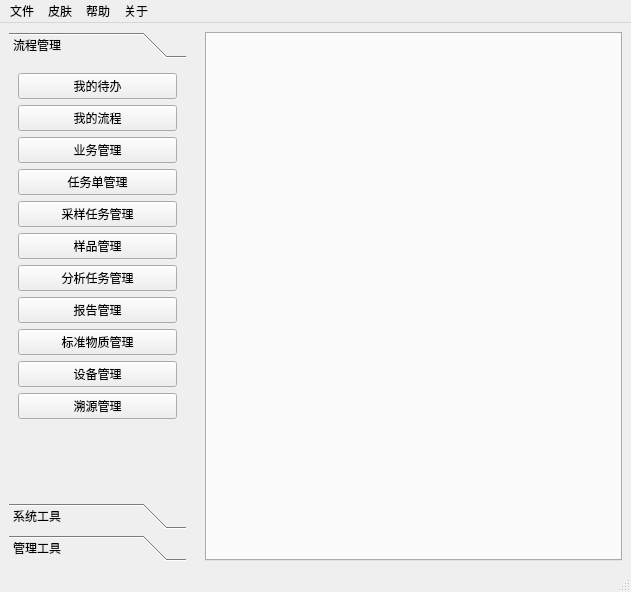
This is src/Client/mainwindow.ui in hcc01/ELIMS as Qt 5 draws it before an edit. The edited form follows.
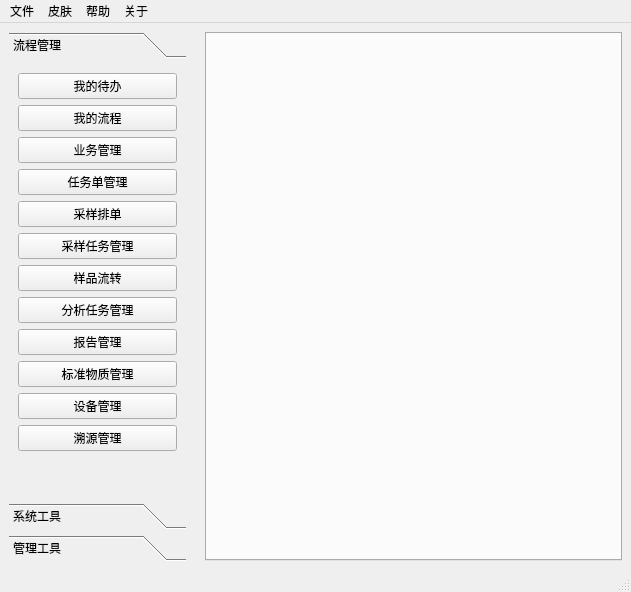
This is the edited form.

What changed in the file:
```diff
--- a/src/Client/mainwindow.ui
+++ b/src/Client/mainwindow.ui
@@ -70,6 +70,13 @@
           </property>
          </widget>
         </item>
+        <item>
+         <widget class="QPushButton" name="btSamplingSchedule">
+          <property name="text">
+           <string>采样排单</string>
+          </property>
+         </widget>
+        </item>
         <item>
          <widget class="QPushButton" name="btTaskSheet_2">
           <property name="text">
@@ -80,7 +87,7 @@
         <item>
          <widget class="QPushButton" name="btTaskSheet_3">
           <property name="text">
-           <string>样品管理</string>
+           <string>样品流转</string>
           </property>
          </widget>
         </item>
```
